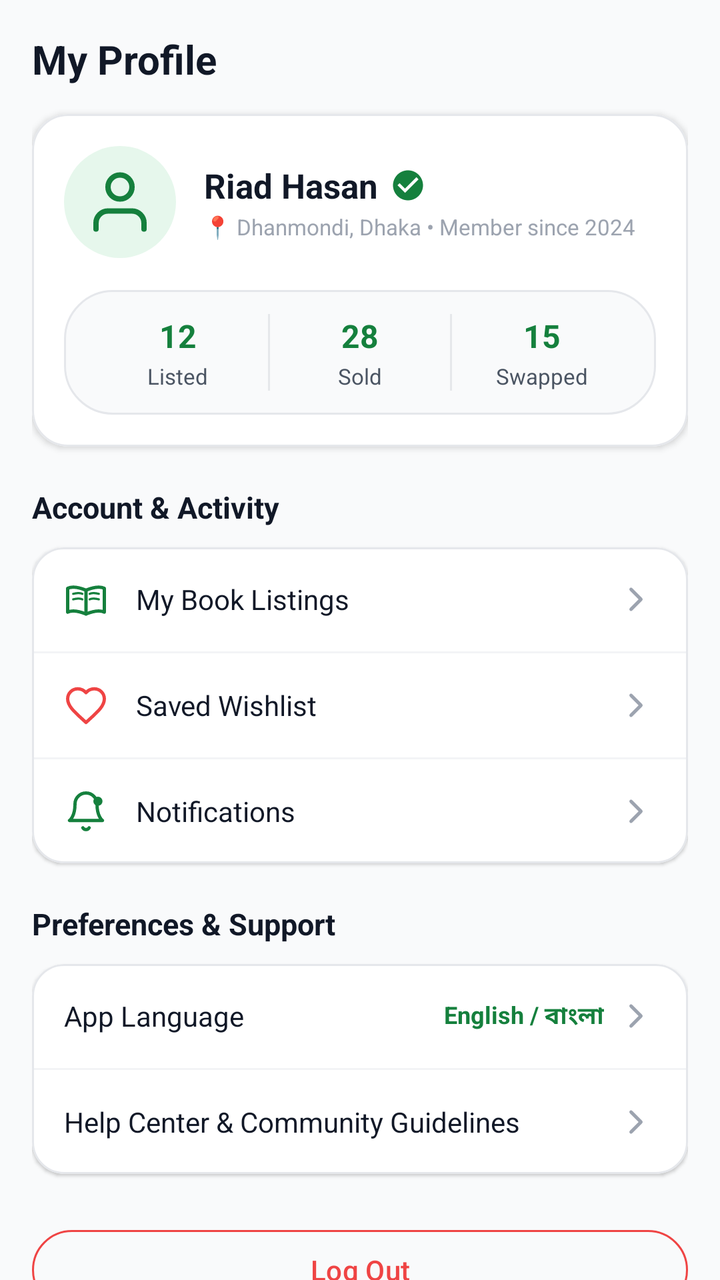
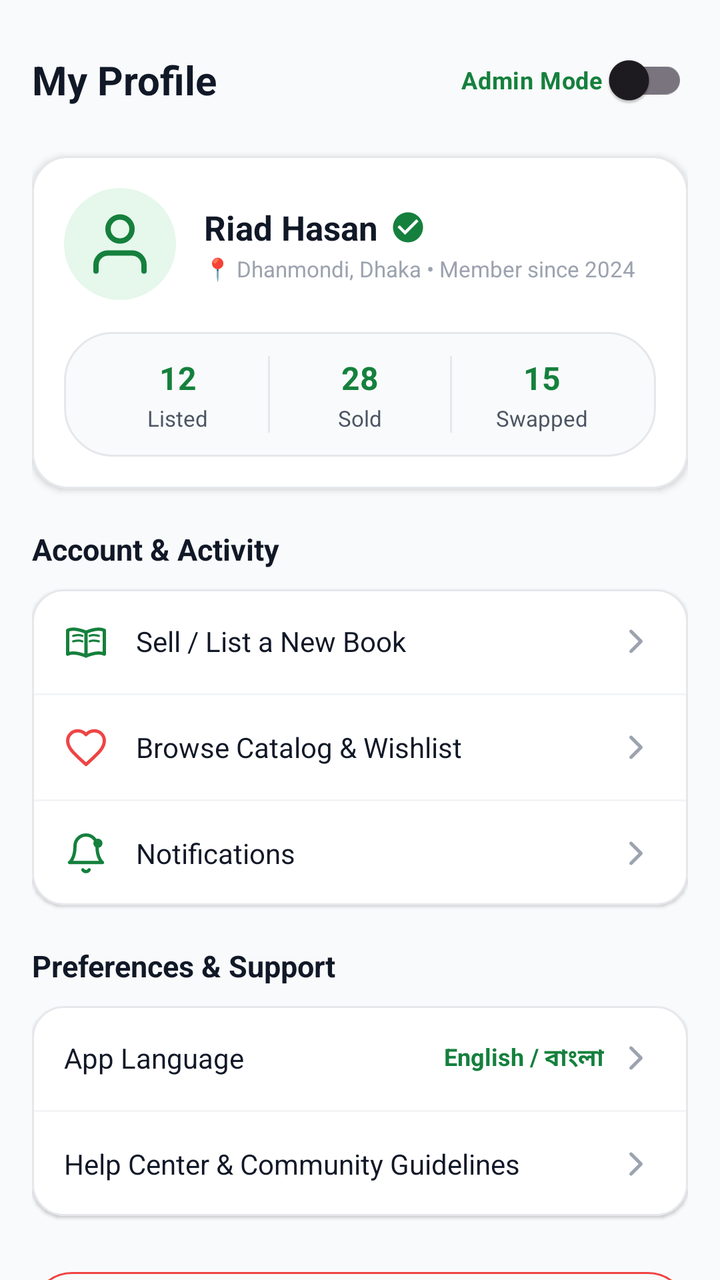

Two renders of the same Android screen: before a commit and after it. Below are the layout's source before the change and the commit's diff.
<!-- AndroidManifest.xml: application theme Theme.BoiBinimoy -->
<!-- res/layout/fragment_profile.xml -->
<?xml version="1.0" encoding="utf-8"?>
<androidx.core.widget.NestedScrollView xmlns:android="http://schemas.android.com/apk/res/android"
    xmlns:app="http://schemas.android.com/apk/res-auto"
    xmlns:tools="http://schemas.android.com/tools"
    android:layout_width="match_parent"
    android:layout_height="match_parent"
    android:background="@color/background_light"
    android:scrollbars="none">

    <LinearLayout
        android:layout_width="match_parent"
        android:layout_height="wrap_content"
        android:orientation="vertical"
        android:padding="16dp"
        android:paddingBottom="32dp">

        
        <TextView
            android:layout_width="wrap_content"
            android:layout_height="wrap_content"
            android:text="My Profile"
            android:textColor="@color/text_primary"
            android:textSize="20sp"
            android:textStyle="bold" />

        
        <com.google.android.material.card.MaterialCardView
            android:layout_width="match_parent"
            android:layout_height="wrap_content"
            android:layout_marginTop="14dp"
            app:cardCornerRadius="18dp"
            app:cardElevation="2dp"
            app:strokeWidth="1dp"
            app:strokeColor="#E5E7EB"
            app:cardBackgroundColor="@color/white">

            <LinearLayout
                android:layout_width="match_parent"
                android:layout_height="wrap_content"
                android:orientation="vertical"
                android:padding="16dp">

                <RelativeLayout
                    android:layout_width="match_parent"
                    android:layout_height="wrap_content">

                    <ImageView
                        android:id="@+id/ivProfilePic"
                        android:layout_width="56dp"
                        android:layout_height="56dp"
                        android:background="@drawable/bg_fab_green"
                        android:backgroundTint="@color/primary_green_mint"
                        android:padding="10dp"
                        android:src="@drawable/ic_nav_profile"
                        app:tint="@color/primary_green" />

                    <LinearLayout
                        android:layout_width="wrap_content"
                        android:layout_height="wrap_content"
                        android:layout_toEndOf="@id/ivProfilePic"
                        android:layout_marginStart="14dp"
                        android:layout_centerVertical="true"
                        android:orientation="vertical">

                        <LinearLayout
                            android:layout_width="wrap_content"
                            android:layout_height="wrap_content"
                            android:orientation="horizontal"
                            android:gravity="center_vertical">

                            <TextView
                                android:id="@+id/tvProfileName"
                                android:layout_width="wrap_content"
                                android:layout_height="wrap_content"
                                android:text="Riad Hasan"
                                android:textColor="@color/text_primary"
                                android:textSize="17sp"
                                android:textStyle="bold" />

                            <ImageView
                                android:layout_width="18dp"
                                android:layout_height="18dp"
                                android:layout_marginStart="6dp"
                                android:src="@drawable/ic_check_circle" />

                        </LinearLayout>

                        <TextView
                            android:layout_width="wrap_content"
                            android:layout_height="wrap_content"
                            android:layout_marginTop="2dp"
                            android:text="📍 Dhanmondi, Dhaka • Member since 2024"
                            android:textColor="@color/text_muted"
                            android:textSize="11sp" />

                    </LinearLayout>

                </RelativeLayout>

                
                <LinearLayout
                    android:layout_width="match_parent"
                    android:layout_height="wrap_content"
                    android:layout_marginTop="16dp"
                    android:background="@drawable/bg_search_bar"
                    android:orientation="horizontal"
                    android:padding="12dp">

                    <LinearLayout
                        android:layout_width="0dp"
                        android:layout_height="wrap_content"
                        android:layout_weight="1"
                        android:gravity="center"
                        android:orientation="vertical">

                        <TextView
                            android:layout_width="wrap_content"
                            android:layout_height="wrap_content"
                            android:text="12"
                            android:textColor="@color/primary_green"
                            android:textSize="16sp"
                            android:textStyle="bold" />

                        <TextView
                            android:layout_width="wrap_content"
                            android:layout_height="wrap_content"
                            android:layout_marginTop="2dp"
                            android:text="Listed"
                            android:textColor="@color/text_secondary"
                            android:textSize="11sp" />

                    </LinearLayout>

                    <View
                        android:layout_width="1dp"
                        android:layout_height="match_parent"
                        android:background="#E5E7EB" />

                    <LinearLayout
                        android:layout_width="0dp"
                        android:layout_height="wrap_content"
                        android:layout_weight="1"
                        android:gravity="center"
                        android:orientation="vertical">

                        <TextView
                            android:layout_width="wrap_content"
                            android:layout_height="wrap_content"
                            android:text="28"
                            android:textColor="@color/primary_green"
                            android:textSize="16sp"
                            android:textStyle="bold" />

                        <TextView
                            android:layout_width="wrap_content"
                            android:layout_height="wrap_content"
                            android:layout_marginTop="2dp"
                            android:text="Sold"
                            android:textColor="@color/text_secondary"
                            android:textSize="11sp" />

                    </LinearLayout>

                    <View
                        android:layout_width="1dp"
                        android:layout_height="match_parent"
                        android:background="#E5E7EB" />

                    <LinearLayout
                        android:layout_width="0dp"
                        android:layout_height="wrap_content"
                        android:layout_weight="1"
                        android:gravity="center"
                        android:orientation="vertical">

                        <TextView
                            android:layout_width="wrap_content"
                            android:layout_height="wrap_content"
                            android:text="15"
                            android:textColor="@color/primary_green"
                            android:textSize="16sp"
                            android:textStyle="bold" />

                        <TextView
                            android:layout_width="wrap_content"
                            android:layout_height="wrap_content"
                            android:layout_marginTop="2dp"
                            android:text="Swapped"
                            android:textColor="@color/text_secondary"
                            android:textSize="11sp" />

                    </LinearLayout>

                </LinearLayout>

            </LinearLayout>

        </com.google.android.material.card.MaterialCardView>

        
        <TextView
            android:layout_width="wrap_content"
            android:layout_height="wrap_content"
            android:layout_marginTop="20dp"
            android:text="Account &amp; Activity"
            android:textColor="@color/text_primary"
            android:textSize="15sp"
            android:textStyle="bold" />

        <com.google.android.material.card.MaterialCardView
            android:layout_width="match_parent"
            android:layout_height="wrap_content"
            android:layout_marginTop="10dp"
            app:cardCornerRadius="16dp"
            app:cardElevation="1dp"
            app:strokeWidth="1dp"
            app:strokeColor="#E5E7EB"
            app:cardBackgroundColor="@color/white">

            <LinearLayout
                android:layout_width="match_parent"
                android:layout_height="wrap_content"
                android:orientation="vertical">

                
                <LinearLayout
                    android:id="@+id/rowMyListings"
                    android:layout_width="match_parent"
                    android:layout_height="52dp"
                    android:gravity="center_vertical"
                    android:paddingStart="16dp"
                    android:paddingEnd="16dp"
                    android:clickable="true"
                    android:focusable="true"
                    android:background="?attr/selectableItemBackground">

                    <ImageView
                        android:layout_width="22dp"
                        android:layout_height="22dp"
                        android:src="@drawable/ic_cat_fiction"
                        app:tint="@color/primary_green" />

                    <TextView
                        android:layout_width="0dp"
                        android:layout_height="wrap_content"
                        android:layout_weight="1"
                        android:layout_marginStart="14dp"
                        android:text="My Book Listings"
                        android:textColor="@color/text_primary"
                        android:textSize="14sp" />

                    <ImageView
                        android:layout_width="20dp"
                        android:layout_height="20dp"
                        android:src="@drawable/ic_chevron_right" />

                </LinearLayout>

                <View
                    android:layout_width="match_parent"
                    android:layout_height="1dp"
                    android:background="#F3F4F6" />

                
                <LinearLayout
                    android:id="@+id/rowWishlist"
                    android:layout_width="match_parent"
                    android:layout_height="52dp"
                    android:gravity="center_vertical"
                    android:paddingStart="16dp"
                    android:paddingEnd="16dp"
                    android:clickable="true"
                    android:focusable="true"
                    android:background="?attr/selectableItemBackground">

                    <ImageView
                        android:layout_width="22dp"
                        android:layout_height="22dp"
                        android:src="@drawable/ic_heart"
                        app:tint="@color/heart_red" />

                    <TextView
                        android:layout_width="0dp"
                        android:layout_height="wrap_content"
                        android:layout_weight="1"
                        android:layout_marginStart="14dp"
                        android:text="Saved Wishlist"
                        android:textColor="@color/text_primary"
                        android:textSize="14sp" />

                    <ImageView
                        android:layout_width="20dp"
                        android:layout_height="20dp"
                        android:src="@drawable/ic_chevron_right" />

                </LinearLayout>

                <View
                    android:layout_width="match_parent"
                    android:layout_height="1dp"
                    android:background="#F3F4F6" />

                
                <LinearLayout
                    android:id="@+id/rowNotifications"
                    android:layout_width="match_parent"
                    android:layout_height="52dp"
                    android:gravity="center_vertical"
                    android:paddingStart="16dp"
                    android:paddingEnd="16dp"
                    android:clickable="true"
                    android:focusable="true"
                    android:background="?attr/selectableItemBackground">

                    <ImageView
                        android:layout_width="22dp"
                        android:layout_height="22dp"
                        android:src="@drawable/ic_bell"
                        app:tint="@color/primary_green" />

                    <TextView
                        android:layout_width="0dp"
                        android:layout_height="wrap_content"
                        android:layout_weight="1"
                        android:layout_marginStart="14dp"
                        android:text="Notifications"
                        android:textColor="@color/text_primary"
                        android:textSize="14sp" />

                    <ImageView
                        android:layout_width="20dp"
                        android:layout_height="20dp"
                        android:src="@drawable/ic_chevron_right" />

                </LinearLayout>

            </LinearLayout>

        </com.google.android.material.card.MaterialCardView>

        
        <TextView
            android:layout_width="wrap_content"
            android:layout_height="wrap_content"
            android:layout_marginTop="20dp"
            android:text="Preferences &amp; Support"
            android:textColor="@color/text_primary"
            android:textSize="15sp"
            android:textStyle="bold" />

        <com.google.android.material.card.MaterialCardView
            android:layout_width="match_parent"
            android:layout_height="wrap_content"
            android:layout_marginTop="10dp"
            app:cardCornerRadius="16dp"
            app:cardElevation="1dp"
            app:strokeWidth="1dp"
            app:strokeColor="#E5E7EB"
            app:cardBackgroundColor="@color/white">

            <LinearLayout
                android:layout_width="match_parent"
                android:layout_height="wrap_content"
                android:orientation="vertical">

                <LinearLayout
                    android:id="@+id/rowLanguage"
                    android:layout_width="match_parent"
                    android:layout_height="52dp"
                    android:gravity="center_vertical"
                    android:paddingStart="16dp"
                    android:paddingEnd="16dp"
                    android:clickable="true"
                    android:focusable="true"
                    android:background="?attr/selectableItemBackground">

                    <TextView
                        android:layout_width="0dp"
                        android:layout_height="wrap_content"
                        android:layout_weight="1"
                        android:text="App Language"
                        android:textColor="@color/text_primary"
                        android:textSize="14sp" />

                    <TextView
                        android:id="@+id/tvCurrentLanguage"
                        android:layout_width="wrap_content"
                        android:layout_height="wrap_content"
                        android:layout_marginEnd="6dp"
                        android:text="English / বাংলা"
                        android:textColor="@color/primary_green"
                        android:textSize="12sp"
                        android:textStyle="bold" />

                    <ImageView
                        android:layout_width="20dp"
                        android:layout_height="20dp"
                        android:src="@drawable/ic_chevron_right" />

                </LinearLayout>

                <View
                    android:layout_width="match_parent"
                    android:layout_height="1dp"
                    android:background="#F3F4F6" />

                <LinearLayout
                    android:id="@+id/rowHelp"
                    android:layout_width="match_parent"
                    android:layout_height="52dp"
                    android:gravity="center_vertical"
                    android:paddingStart="16dp"
                    android:paddingEnd="16dp"
                    android:clickable="true"
                    android:focusable="true"
                    android:background="?attr/selectableItemBackground">

                    <TextView
                        android:layout_width="0dp"
                        android:layout_height="wrap_content"
                        android:layout_weight="1"
                        android:text="Help Center &amp; Community Guidelines"
                        android:textColor="@color/text_primary"
                        android:textSize="14sp" />

                    <ImageView
                        android:layout_width="20dp"
                        android:layout_height="20dp"
                        android:src="@drawable/ic_chevron_right" />

                </LinearLayout>

            </LinearLayout>

        </com.google.android.material.card.MaterialCardView>

        
        <com.google.android.material.button.MaterialButton
            android:id="@+id/btnLogout"
            android:layout_width="match_parent"
            android:layout_height="48dp"
            android:layout_marginTop="24dp"
            android:text="Log Out"
            android:textColor="@color/heart_red"
            android:textSize="14sp"
            app:cornerRadius="24dp"
            app:strokeColor="@color/heart_red"
            app:strokeWidth="1dp"
            style="@style/Widget.Material3.Button.OutlinedButton" />

    </LinearLayout>

</androidx.core.widget.NestedScrollView>
<!-- resources referenced by this layout -->
<resources>
  <color name="background_light">#F9FAFB</color>
  <color name="heart_red">#EF4444</color>
  <color name="primary_green">#15803D</color>
  <color name="primary_green_mint">#E6F7EC</color>
  <color name="text_muted">#9CA3AF</color>
  <color name="text_primary">#111827</color>
  <color name="text_secondary">#4B5563</color>
  <color name="white">#FFFFFF</color>
  <!-- drawable bg_fab_green (drawable) -->
  <?xml version="1.0" encoding="utf-8"?>
  <shape xmlns:android="http://schemas.android.com/apk/res/android"
      android:shape="oval">
      <solid android:color="@color/primary_green" />
  </shape>
  <!-- drawable bg_search_bar (drawable) -->
  <?xml version="1.0" encoding="utf-8"?>
  <shape xmlns:android="http://schemas.android.com/apk/res/android"
      android:shape="rectangle">
      <corners android:radius="24dp" />
      <solid android:color="@color/search_bar_bg" />
      <stroke
          android:width="1dp"
          android:color="#E5E7EB" />
  </shape>
  <!-- drawable ic_check_circle (drawable) -->
  <vector xmlns:android="http://schemas.android.com/apk/res/android"
      android:width="24dp"
      android:height="24dp"
      android:viewportWidth="24"
      android:viewportHeight="24">
      <path
          android:fillColor="#15803D"
          android:pathData="M12,2C6.48,2 2,6.48 2,12s4.48,10 10,10 10,-4.48 10,-10S17.52,2 12,2zM10,17l-5,-5 1.41,-1.41L10,14.17l7.59,-7.59L19,8l-9,9z" />
  </vector>
  <!-- drawable ic_chevron_right (drawable) -->
  <vector xmlns:android="http://schemas.android.com/apk/res/android"
      android:width="24dp"
      android:height="24dp"
      android:viewportWidth="24"
      android:viewportHeight="24">
      <path
          android:strokeColor="#9CA3AF"
          android:strokeWidth="2"
          android:strokeLineCap="round"
          android:strokeLineJoin="round"
          android:pathData="M9,18 L15,12 L9,6" />
  </vector>
  <!-- drawable ic_heart (drawable) -->
  <vector xmlns:android="http://schemas.android.com/apk/res/android"
      android:width="22dp"
      android:height="22dp"
      android:viewportWidth="24"
      android:viewportHeight="24">
      <path
          android:strokeColor="#374151"
          android:strokeWidth="1.8"
          android:strokeLineCap="round"
          android:strokeLineJoin="round"
          android:pathData="M12,21.35l-1.45,-1.32C5.4,15.36 2,12.28 2,8.5 2,5.42 4.42,3 7.5,3c1.74,0 3.41,0.81 4.5,2.09C13.09,3.81 14.76,3 16.5,3 19.58,3 22,5.42 22,8.5c0,3.78 -3.4,6.86 -8.55,11.54L12,21.35z" />
  </vector>
  <!-- drawable ic_nav_profile (drawable) -->
  <vector xmlns:android="http://schemas.android.com/apk/res/android"
      android:width="24dp"
      android:height="24dp"
      android:viewportWidth="24"
      android:viewportHeight="24">
      
      <path
          android:strokeColor="#6B7280"
          android:strokeWidth="1.8"
          android:strokeLineCap="round"
          android:strokeLineJoin="round"
          android:pathData="M20,21v-2a4,4 0 0,0 -4,-4H8a4,4 0 0,0 -4,4v2 M12,11 A4,4 0 1,0 12,3 A4,4 0 1,0 12,11 Z" />
  </vector>
  <color name="search_bar_bg">#F9FAFB</color>
  <color name="primary_green_dark">#14532D</color>
  <color name="primary_green_light">#22C55E</color>
  <!-- unchanged entries left out for length: 3 -->
</resources>

<!-- the commit's change to res/layout/fragment_profile.xml (unified diff, before → after) -->
@@ -15,13 +15,31 @@
         android:paddingBottom="32dp">
 
         
-        <TextView
-            android:layout_width="wrap_content"
-            android:layout_height="wrap_content"
-            android:text="My Profile"
-            android:textColor="@color/text_primary"
-            android:textSize="20sp"
-            android:textStyle="bold" />
+        <RelativeLayout
+            android:layout_width="match_parent"
+            android:layout_height="wrap_content">
+
+            <TextView
+                android:layout_width="wrap_content"
+                android:layout_height="wrap_content"
+                android:layout_alignParentStart="true"
+                android:layout_centerVertical="true"
+                android:text="My Profile"
+                android:textColor="@color/text_primary"
+                android:textSize="20sp"
+                android:textStyle="bold" />
+
+            <com.google.android.material.switchmaterial.SwitchMaterial
+                android:id="@+id/switchAdminMode"
+                android:layout_width="wrap_content"
+                android:layout_height="wrap_content"
+                android:layout_alignParentEnd="true"
+                android:text="Admin Mode "
+                android:textColor="@color/primary_green"
+                android:textSize="12sp"
+                android:textStyle="bold" />
+
+        </RelativeLayout>
 
         
         <com.google.android.material.card.MaterialCardView
@@ -83,9 +101,27 @@
                                 android:layout_marginStart="6dp"
                                 android:src="@drawable/ic_check_circle" />
 
+                            <TextView
+                                android:id="@+id/tvAdminBadge"
+                                android:layout_width="wrap_content"
+                                android:layout_height="wrap_content"
+                                android:layout_marginStart="6dp"
+                                android:background="@drawable/bg_pill_button"
+                                android:backgroundTint="@color/heart_red"
+                                android:paddingStart="6dp"
+                                android:paddingTop="2dp"
+                                android:paddingEnd="6dp"
+                                android:paddingBottom="2dp"
+                                android:text="ADMIN"
+                                android:textColor="@color/white"
+                                android:textSize="10sp"
+                                android:textStyle="bold"
+                                android:visibility="gone" />
+
                         </LinearLayout>
 
                         <TextView
+                            android:id="@+id/tvProfileMeta"
                             android:layout_width="wrap_content"
                             android:layout_height="wrap_content"
                             android:layout_marginTop="2dp"
@@ -114,6 +150,7 @@
                         android:orientation="vertical">
 
                         <TextView
+                            android:id="@+id/tvStatListed"
                             android:layout_width="wrap_content"
                             android:layout_height="wrap_content"
                             android:text="12"
@@ -144,6 +181,7 @@
                         android:orientation="vertical">
 
                         <TextView
+                            android:id="@+id/tvStatSold"
                             android:layout_width="wrap_content"
                             android:layout_height="wrap_content"
                             android:text="28"
@@ -174,6 +212,7 @@
                         android:orientation="vertical">
 
                         <TextView
+                            android:id="@+id/tvStatSwapped"
                             android:layout_width="wrap_content"
                             android:layout_height="wrap_content"
                             android:text="15"
@@ -190,6 +229,76 @@
                             android:textSize="11sp" />
 
                     </LinearLayout>
+
+                </LinearLayout>
+
+            </LinearLayout>
+
+        </com.google.android.material.card.MaterialCardView>
+
+        
+        <com.google.android.material.card.MaterialCardView
+            android:id="@+id/cardAdminPanel"
+            android:layout_width="match_parent"
+            android:layout_height="wrap_content"
+            android:layout_marginTop="16dp"
+            android:visibility="gone"
+            app:cardCornerRadius="18dp"
+            app:cardElevation="3dp"
+            app:strokeWidth="1.5dp"
+            app:strokeColor="@color/heart_red"
+            app:cardBackgroundColor="@color/white">
+
+            <LinearLayout
+                android:layout_width="match_parent"
+                android:layout_height="wrap_content"
+                android:orientation="vertical"
+                android:padding="16dp">
+
+                <TextView
+                    android:layout_width="wrap_content"
+                    android:layout_height="wrap_content"
+                    android:text="⚡ Admin Management Console"
+                    android:textColor="@color/heart_red"
+                    android:textSize="16sp"
+                    android:textStyle="bold" />
+
+                <TextView
+                    android:layout_width="wrap_content"
+                    android:layout_height="wrap_content"
+                    android:layout_marginTop="2dp"
+                    android:text="Full platform control enabled. Manage content, requests, and send alerts."
+                    android:textColor="@color/text_secondary"
+                    android:textSize="12sp" />
+
+                <LinearLayout
+                    android:layout_width="match_parent"
+                    android:layout_height="wrap_content"
+                    android:layout_marginTop="12dp"
+                    android:orientation="vertical">
+
+                    
+                    <com.google.android.material.button.MaterialButton
+                        android:id="@+id/btnAdminBroadcast"
+                        android:layout_width="match_parent"
+                        android:layout_height="44dp"
+                        android:text="📢 Send Broadcast Notification"
+                        android:textColor="@color/white"
+                        android:textSize="12sp"
+                        app:cornerRadius="22dp"
+                        app:backgroundTint="@color/primary_green" />
+
+                    
+                    <com.google.android.material.button.MaterialButton
+                        android:id="@+id/btnAdminSeedData"
+                        android:layout_width="match_parent"
+                        android:layout_height="44dp"
+                        android:layout_marginTop="8dp"
+                        android:text="🌱 Seed Default Sample Data"
+                        android:textColor="@color/text_primary"
+                        android:textSize="12sp"
+                        app:cornerRadius="22dp"
+                        style="@style/Widget.Material3.Button.OutlinedButton" />
 
                 </LinearLayout>
 
@@ -245,7 +354,7 @@
                         android:layout_height="wrap_content"
                         android:layout_weight="1"
                         android:layout_marginStart="14dp"
-                        android:text="My Book Listings"
+                        android:text="Sell / List a New Book"
                         android:textColor="@color/text_primary"
                         android:textSize="14sp" />
 
@@ -284,7 +393,7 @@
                         android:layout_height="wrap_content"
                         android:layout_weight="1"
                         android:layout_marginStart="14dp"
-                        android:text="Saved Wishlist"
+                        android:text="Browse Catalog &amp; Wishlist"
                         android:textColor="@color/text_primary"
                         android:textSize="14sp" />
 
<!-- resource entries referenced after the edit -->
@@ -13,6 +13,13 @@
   <shape xmlns:android="http://schemas.android.com/apk/res/android"
       android:shape="oval">
       <solid android:color="@color/primary_green" />
+  </shape>
+  <!-- drawable bg_pill_button (drawable) -->
+  <?xml version="1.0" encoding="utf-8"?>
+  <shape xmlns:android="http://schemas.android.com/apk/res/android"
+      android:shape="rectangle">
+      <corners android:radius="20dp" />
+      <solid android:color="#0F4F27" />
   </shape>
   <!-- drawable bg_search_bar (drawable) -->
   <?xml version="1.0" encoding="utf-8"?>
